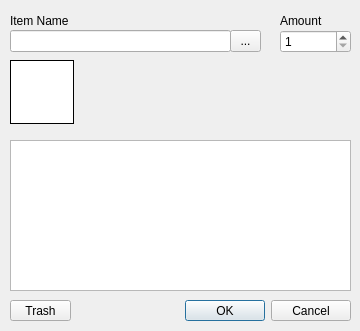
Qt form starcheat/templates/ItemEdit.ui (wizzomafizzo/starcheat) before a commit.
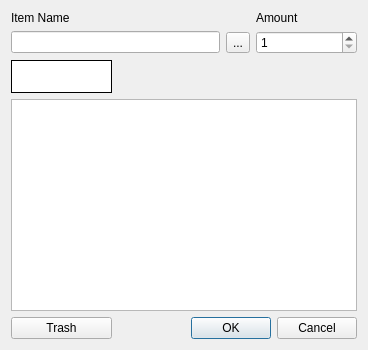
The same form after that commit.

Commit message: Moved various dialogs into Grid layouts to allow for proper resizing. Added .gitignore

```diff
--- a/starcheat/templates/ItemEdit.ui
+++ b/starcheat/templates/ItemEdit.ui
@@ -9,51 +9,43 @@
    <rect>
     <x>0</x>
     <y>0</y>
-    <width>360</width>
-    <height>331</height>
+    <width>368</width>
+    <height>350</height>
    </rect>
   </property>
   <property name="windowTitle">
    <string>Edit Item</string>
   </property>
-  <widget class="QDialogButtonBox" name="buttonBox">
-   <property name="geometry">
-    <rect>
-     <x>140</x>
-     <y>300</y>
-     <width>211</width>
-     <height>21</height>
-    </rect>
-   </property>
-   <property name="orientation">
-    <enum>Qt::Horizontal</enum>
-   </property>
-   <property name="standardButtons">
-    <set>QDialogButtonBox::Cancel|QDialogButtonBox::Ok</set>
-   </property>
-  </widget>
+  <layout class="QGridLayout" name="gridLayout">
+   <item row="0" column="0">
   <widget class="QLabel" name="item_type_label">
-   <property name="geometry">
-    <rect>
-     <x>10</x>
-     <y>10</y>
-     <width>71</width>
-     <height>21</height>
-    </rect>
-   </property>
    <property name="text">
     <string>Item Name</string>
    </property>
   </widget>
+   </item>
+   <item row="0" column="3">
+    <widget class="QLabel" name="count_label">
+     <property name="text">
+      <string>Amount</string>
+     </property>
+    </widget>
+   </item>
+   <item row="1" column="0" colspan="2">
+    <widget class="QLineEdit" name="item_type"/>
+   </item>
+   <item row="1" column="2">
+    <widget class="QToolButton" name="load_button">
+     <property name="text">
+      <string>...</string>
+     </property>
+     <property name="arrowType">
+      <enum>Qt::NoArrow</enum>
+     </property>
+    </widget>
+   </item>
+   <item row="1" column="3">
   <widget class="QSpinBox" name="count">
-   <property name="geometry">
-    <rect>
-     <x>280</x>
-     <y>30</y>
-     <width>71</width>
-     <height>23</height>
-    </rect>
-   </property>
    <property name="minimum">
     <number>1</number>
    </property>
@@ -64,38 +56,55 @@
     <number>10</number>
    </property>
   </widget>
-  <widget class="QLineEdit" name="item_type">
-   <property name="geometry">
-    <rect>
-     <x>10</x>
-     <y>30</y>
-     <width>221</width>
-     <height>22</height>
-    </rect>
-   </property>
-  </widget>
-  <widget class="QLabel" name="count_label">
-   <property name="geometry">
-    <rect>
-     <x>280</x>
-     <y>10</y>
-     <width>61</width>
-     <height>21</height>
-    </rect>
+   </item>
+   <item row="2" column="0" rowspan="2">
+    <widget class="QLabel" name="icon">
+     <property name="styleSheet">
+      <string notr="true">background-color: white</string>
+     </property>
+     <property name="frameShape">
+      <enum>QFrame::Box</enum>
+     </property>
+     <property name="text">
+      <string/>
+     </property>
+     <property name="alignment">
+      <set>Qt::AlignCenter</set>
+     </property>
+    </widget>
+   </item>
+   <item row="2" column="1" colspan="3">
+    <widget class="QLabel" name="short_desc">
+     <property name="font">
+      <font>
+       <underline>true</underline>
+      </font>
    </property>
    <property name="text">
-    <string>Amount</string>
-   </property>
-  </widget>
+      <string>&lt;empty slot&gt;</string>
+     </property>
+    </widget>
+   </item>
+   <item row="3" column="1" colspan="3">
+    <widget class="QLabel" name="desc">
+     <property name="font">
+      <font>
+       <pointsize>8</pointsize>
+      </font>
+     </property>
+     <property name="text">
+      <string/>
+     </property>
+     <property name="alignment">
+      <set>Qt::AlignLeading|Qt::AlignLeft|Qt::AlignTop</set>
+     </property>
+     <property name="wordWrap">
+      <bool>true</bool>
+     </property>
+    </widget>
+   </item>
+   <item row="4" column="0" colspan="4">
   <widget class="QTableWidget" name="variant">
-   <property name="geometry">
-    <rect>
-     <x>10</x>
-     <y>140</y>
-     <width>341</width>
-     <height>151</height>
-    </rect>
-   </property>
    <property name="editTriggers">
     <set>QAbstractItemView::NoEditTriggers</set>
    </property>
@@ -108,6 +117,9 @@
    <property name="cornerButtonEnabled">
     <bool>false</bool>
    </property>
+     <property name="rowCount">
+      <number>0</number>
+     </property>
    <attribute name="horizontalHeaderVisible">
     <bool>false</bool>
    </attribute>
@@ -123,102 +135,28 @@
     </property>
    </column>
   </widget>
+   </item>
+   <item row="5" column="0">
   <widget class="QPushButton" name="trash_button">
    <property name="enabled">
     <bool>true</bool>
    </property>
-   <property name="geometry">
-    <rect>
-     <x>10</x>
-     <y>300</y>
-     <width>61</width>
-     <height>21</height>
-    </rect>
-   </property>
    <property name="text">
     <string>Trash</string>
    </property>
   </widget>
-  <widget class="QToolButton" name="load_button">
-   <property name="geometry">
-    <rect>
-     <x>230</x>
-     <y>30</y>
-     <width>31</width>
-     <height>22</height>
-    </rect>
-   </property>
-   <property name="text">
-    <string>...</string>
-   </property>
-   <property name="arrowType">
-    <enum>Qt::NoArrow</enum>
-   </property>
-  </widget>
-  <widget class="QLabel" name="icon">
-   <property name="geometry">
-    <rect>
-     <x>10</x>
-     <y>60</y>
-     <width>64</width>
-     <height>64</height>
-    </rect>
-   </property>
-   <property name="styleSheet">
-    <string notr="true">background-color: white</string>
-   </property>
-   <property name="frameShape">
-    <enum>QFrame::Box</enum>
-   </property>
-   <property name="text">
-    <string/>
-   </property>
-   <property name="alignment">
-    <set>Qt::AlignCenter</set>
-   </property>
-  </widget>
-  <widget class="QLabel" name="short_desc">
-   <property name="geometry">
-    <rect>
-     <x>80</x>
-     <y>60</y>
-     <width>271</width>
-     <height>16</height>
-    </rect>
-   </property>
-   <property name="font">
-    <font>
-     <underline>true</underline>
-    </font>
-   </property>
-   <property name="text">
-    <string>&lt;empty slot&gt;</string>
-   </property>
-  </widget>
-  <widget class="QLabel" name="desc">
-   <property name="geometry">
-    <rect>
-     <x>80</x>
-     <y>80</y>
-     <width>271</width>
-     <height>41</height>
-    </rect>
-   </property>
-   <property name="font">
-    <font>
-     <pointsize>8</pointsize>
-    </font>
-   </property>
-   <property name="text">
-    <string/>
-   </property>
-   <property name="alignment">
-    <set>Qt::AlignLeading|Qt::AlignLeft|Qt::AlignTop</set>
-   </property>
-   <property name="wordWrap">
-    <bool>true</bool>
-   </property>
-  </widget>
+   </item>
+   <item row="5" column="1" colspan="3">
+    <widget class="QDialogButtonBox" name="buttonBox">
+     <property name="orientation">
+      <enum>Qt::Horizontal</enum>
+     </property>
+     <property name="standardButtons">
+      <set>QDialogButtonBox::Cancel|QDialogButtonBox::Ok</set>
+     </property>
+    </widget>
+   </item>
+  </layout>
  </widget>
  <resources/>
  <connections>
```
Lines whose indentation alone changed are shown as unchanged. The commit also changes 4 other files.
